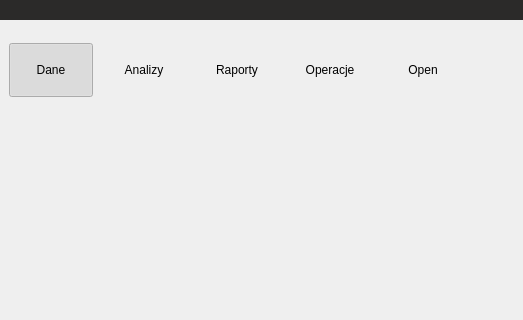
Qt form trunk/src/edr/src/hmm_view/ui/toolboxmaindeffile.ui (mk4me/hm-mde-one) before a commit; both pictures show x 0 to 523 and y 0 to 320 of the 932 by 626 pixel window.
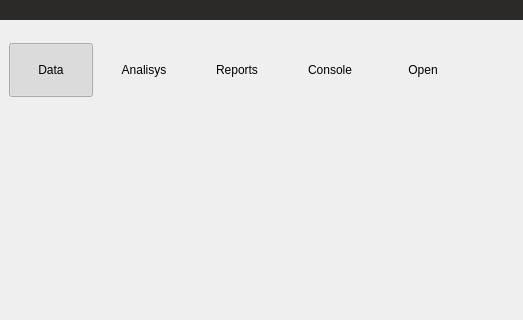
The same form after that commit. Icons and pictures are not drawn.

The edit to the form file:
```diff
--- a/trunk/src/edr/src/hmm_view/ui/toolboxmaindeffile.ui
+++ b/trunk/src/edr/src/hmm_view/ui/toolboxmaindeffile.ui
@@ -328,7 +328,7 @@
           <string notr="true"/>
          </property>
          <property name="text">
-          <string>Dane</string>
+          <string>Data</string>
          </property>
          <property name="icon">
           <iconset resource="Icons.qrc">
@@ -380,7 +380,7 @@
           <string notr="true"/>
          </property>
          <property name="text">
-          <string>Analizy</string>
+          <string>Analisys</string>
          </property>
          <property name="icon">
           <iconset resource="Icons.qrc">
@@ -429,7 +429,7 @@
           <string notr="true"/>
          </property>
          <property name="text">
-          <string>Raporty</string>
+          <string>Reports</string>
          </property>
          <property name="icon">
           <iconset resource="Icons.qrc">
@@ -475,7 +475,7 @@
           <string notr="true"/>
          </property>
          <property name="text">
-          <string>Operacje</string>
+          <string>Console</string>
          </property>
          <property name="icon">
           <iconset resource="Icons.qrc">
```
Left out of the diff: 10 changed lines with no effect on the pictures.
